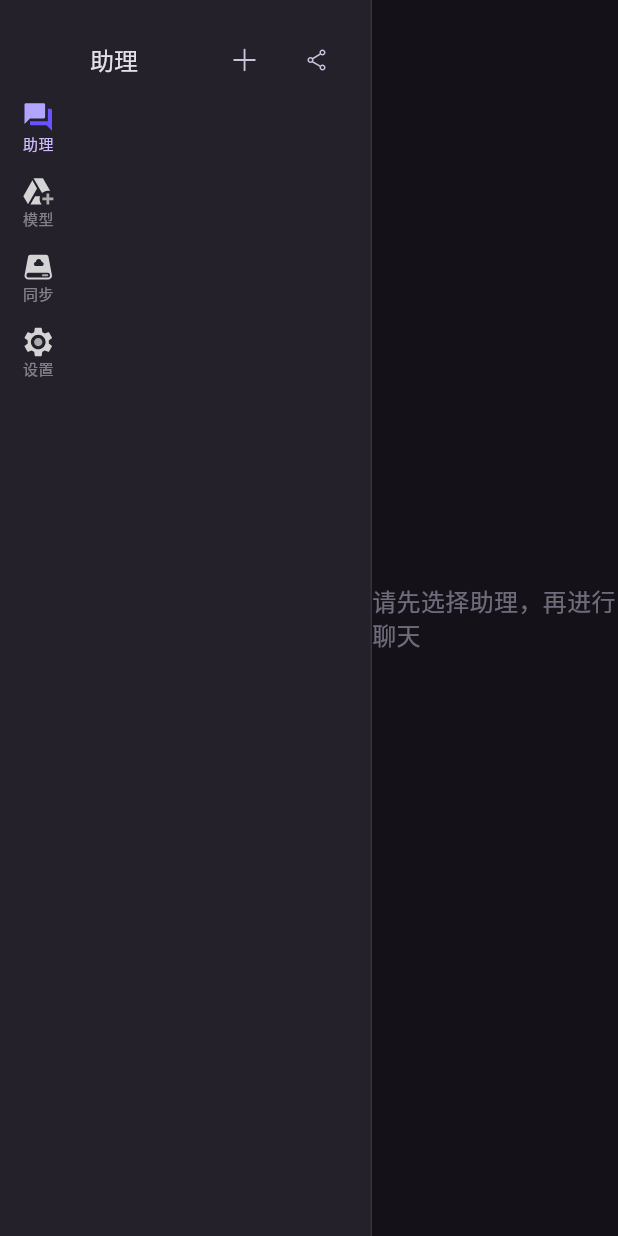
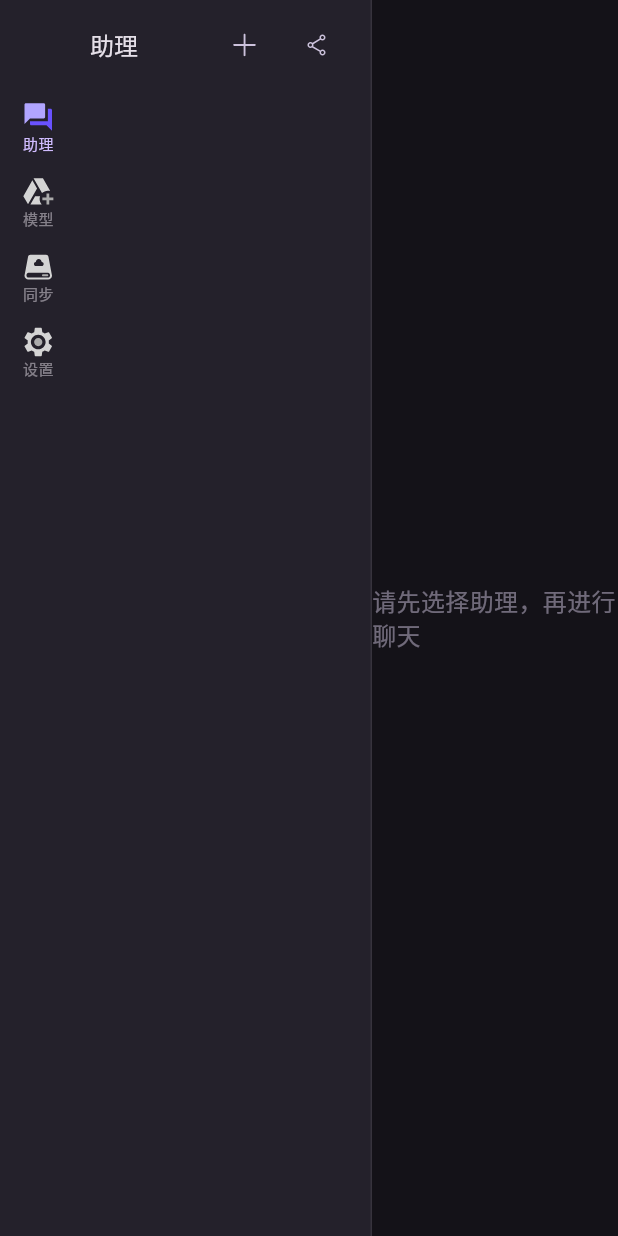
Before and after one commit to nickham-su/talk_ai, a Flutter app: the screen it shows after launch, after a tap on "助理", on a phone screen of 412 x 824 dp. Run offline on Flutter 3.47's test engine with Material 3 defaults, Android fonts, the phone set to English and light mode, and no system bars; our stand-ins replace dio, file_picker, flutter_svg, get, hive, package_info and 1 more; missing offline and left inert: auto_updater, clipboard, diff_match_patch, encrypt, markdown, markdown_widget and 3 more; accounts and stored records are empty; statements that could not run were skipped.

Commit message:
兼容windows

```diff
--- a/lib/main.dart
+++ b/lib/main.dart
@@ -80,6 +80,12 @@ void main() async {
           const VoidCallbackIntent(searchCallback),
     };
   }
+  if (Platform.isWindows){
+    shortcuts = {
+      LogicalKeySet(LogicalKeyboardKey.keyF, LogicalKeyboardKey.control):
+          const VoidCallbackIntent(searchCallback),
+    };
+  }
 
   /// 运行APP
   runApp(FocusableActionDetector(
@@ -117,7 +123,7 @@ Future initWindowPosition() async {
   WindowOptions windowOptions = WindowOptions(
     center: true,
     size: size,
-    titleBarStyle: TitleBarStyle.hidden,
+    titleBarStyle: Platform.isMacOS?TitleBarStyle.hidden:TitleBarStyle.normal,
   );
   windowManager.waitUntilReadyToShow(windowOptions);
 
--- a/lib/modules/chat/views/app_list/app_list.dart
+++ b/lib/modules/chat/views/app_list/app_list.dart
@@ -1,3 +1,4 @@
+import 'dart:io';
 import 'dart:typed_data';
 
 import 'package:TalkAI/modules/chat/models/chat_app_model.dart';
@@ -150,7 +151,7 @@ class ListHeader extends GetView<ChatAppListController> {
       width: double.infinity,
       height: 60,
       alignment: Alignment.centerLeft,
-      padding: const EdgeInsets.only(left: 12, top: 20),
+      padding: EdgeInsets.only(left: 12, top: Platform.isMacOS?20:0),
       child: Row(
         mainAxisAlignment: MainAxisAlignment.spaceBetween,
         children: [
--- a/lib/modules/llm/views/llm_list.dart
+++ b/lib/modules/llm/views/llm_list.dart
@@ -1,3 +1,5 @@
+import 'dart:io';
+
 import 'package:flutter/material.dart';
 import 'package:flutter_svg/svg.dart';
 import 'package:get/get.dart';
@@ -133,7 +135,7 @@ class ListHeader extends GetView<LLMController> {
       width: double.infinity,
       height: 60,
       alignment: Alignment.centerLeft,
-      padding: const EdgeInsets.only(left: 12, top: 20),
+      padding: EdgeInsets.only(left: 12, top: Platform.isMacOS?20:0),
       child: Row(
         mainAxisAlignment: MainAxisAlignment.spaceBetween,
         crossAxisAlignment: CrossAxisAlignment.center,
--- a/lib/shared/components/layout/views/layout.dart
+++ b/lib/shared/components/layout/views/layout.dart
@@ -1,3 +1,5 @@
+import 'dart:io';
+
 import 'package:flutter/material.dart';
 import 'package:get/get.dart';
 import '../../../repositories/setting_repository.dart';
@@ -33,7 +35,7 @@ class Layout extends StatelessWidget {
                 Expanded(child: child)
               ],
             ),
-            const Positioned(
+            if(Platform.isMacOS) const Positioned(
               top: 0,
               left: 0,
               right: 0,
```
Also changed, not shown: 1 other file.
